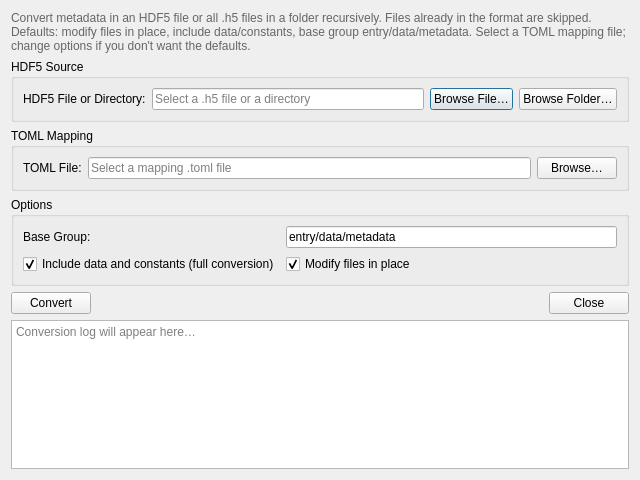
The window that gui/tools/metadata_converter.ui (AdvancedPhotonSource/DashPVA) describes before a commit, drawn with Qt 5.
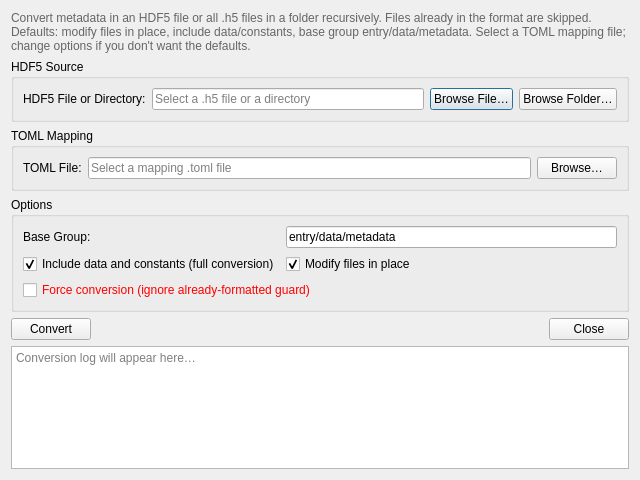
The same window after the commit.

Commit message: add: motor pos dropdown change: file saving format to nexus add: force conversion

Patch:
```diff
--- a/gui/tools/metadata_converter.ui
+++ b/gui/tools/metadata_converter.ui
@@ -134,6 +134,22 @@
         </property>
        </widget>
       </item>
+      <item row="2" column="0" colspan="2">
+       <widget class="QCheckBox" name="chk_force_convert">
+        <property name="text">
+         <string>Force conversion (ignore already-formatted guard)</string>
+        </property>
+        <property name="checked">
+         <bool>false</bool>
+        </property>
+        <property name="toolTip">
+         <string>This will force a conversion on files and a directory</string>
+        </property>
+        <property name="styleSheet">
+         <string notr="true">color: red;</string>
+        </property>
+       </widget>
+      </item>
      </layout>
     </widget>
    </item>
```
The commit also changes 11 other files.
